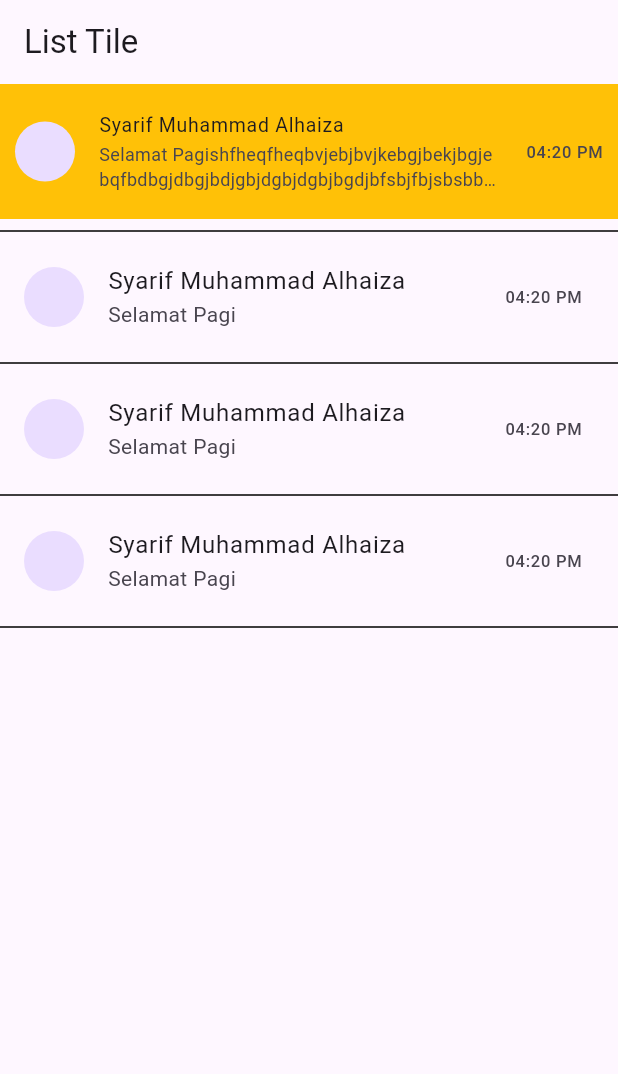
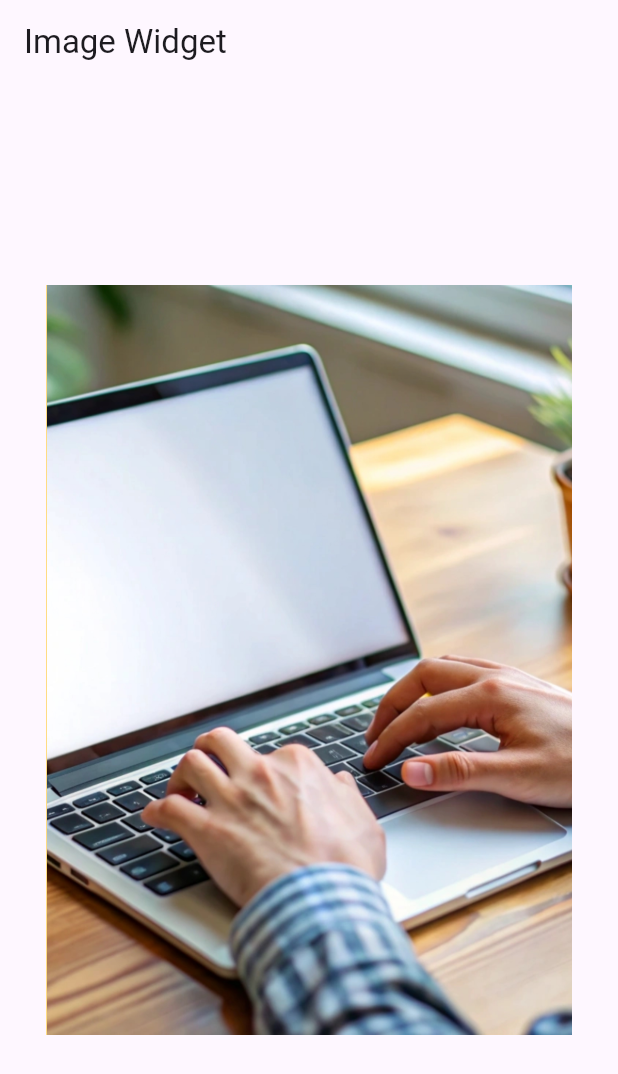
Before and after one commit to Alhaiza/flutter_core_concept, a Flutter app: the screen it shows after launch, on a phone screen of 412 x 824 dp. Shown: the top 1074 px of the screen. Run offline on Flutter 3.47's test engine with Material 3 defaults, Android fonts, the phone set to English and light mode, and no system bars.

Commit message:
image widget

```diff
--- a/lib/main.dart
+++ b/lib/main.dart
@@ -11,46 +11,17 @@ class MyApp extends StatelessWidget {
   Widget build(BuildContext context) {
     return MaterialApp(
       home: Scaffold(
-        appBar: AppBar(title: Text("List Tile")),
-        body: ListView(
-          children: [
-            // Biar kayak Whatsapp/Aplikasi Chat lain
-            ListTile(
-              contentPadding: EdgeInsets.all(10),
-              title: Text("Syarif Muhammad Alhaiza"),
-              subtitle: Text(
-                "Selamat Pagishfheqfheqbvjebjbvjkebgjbekjbgjebqfbdbgjdbgjbdjgbjdgbjdgbjbgdjbfsbjfbjsbsbbgjbjbjgbjbgjbdjgb",
-                maxLines: 2,
-                overflow: TextOverflow.ellipsis,
-              ),
-              leading: CircleAvatar(),
-              trailing: Text("04:20 PM"),
-              tileColor: Colors.amber,
-              dense: true,
+        appBar: AppBar(title: Text("Image Widget")),
+        body: Center(
+          child: Container(
+            width: 350,
+            height: 500,
+            color: Colors.amber,
+            child: Image(
+              fit: BoxFit.cover,
+              image: AssetImage("images/image-example.jpg"),
             ),
-            Divider(color: Colors.black),
-            ListTile(
-              title: Text("Syarif Muhammad Alhaiza"),
-              subtitle: Text("Selamat Pagi"),
-              leading: CircleAvatar(),
-              trailing: Text("04:20 PM"),
-            ),
-            Divider(color: Colors.black),
-            ListTile(
-              title: Text("Syarif Muhammad Alhaiza"),
-              subtitle: Text("Selamat Pagi"),
-              leading: CircleAvatar(),
-              trailing: Text("04:20 PM"),
-            ),
-            Divider(color: Colors.black),
-            ListTile(
-              title: Text("Syarif Muhammad Alhaiza"),
-              subtitle: Text("Selamat Pagi"),
-              leading: CircleAvatar(),
-              trailing: Text("04:20 PM"),
-            ),
-            Divider(color: Colors.black),
-          ],
+          ),
         ),
       ),
     );
--- a/pubspec.yaml
+++ b/pubspec.yaml
@@ -57,8 +57,8 @@ flutter:
   uses-material-design: true
 
   # To add assets to your application, add an assets section, like this:
-  # assets:
-  #   - images/a_dot_burr.jpeg
+  assets:
+    - images/image-example.jpg
   #   - images/a_dot_ham.jpeg
 
   # An image asset can refer to one or more resolution-specific "variants", see
```
Also changed, not shown: images/image-example.jpg (added).
